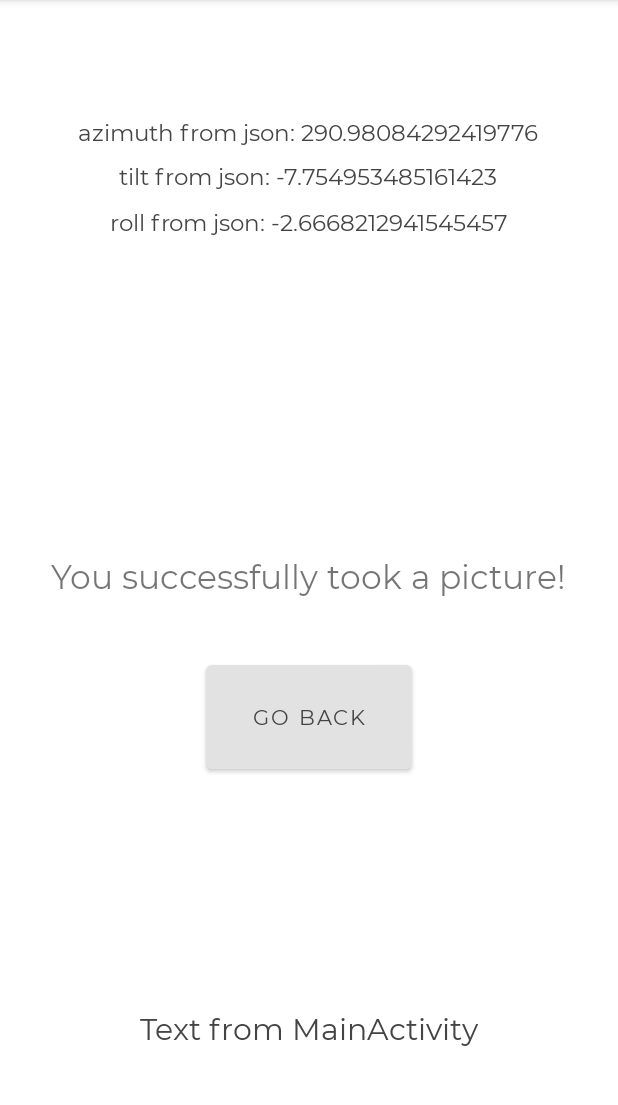
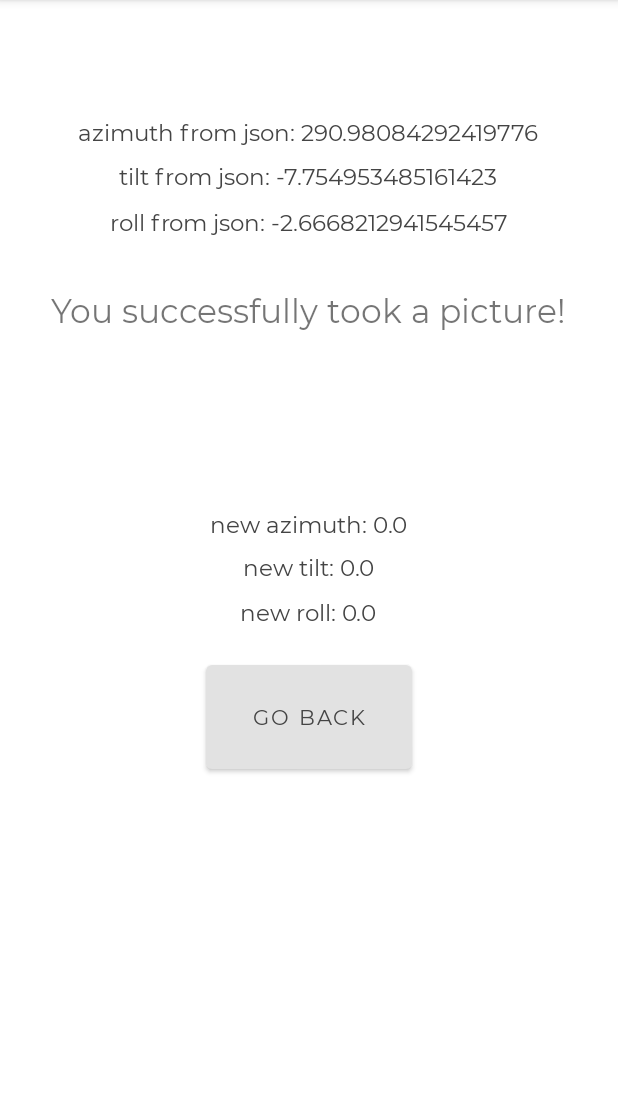
Before and after one commit to Christoffer9612/smapshot-application, an Android app: the CameraActivity screen opened directly, with no data from a screen before it, after a tap on "CAPTURE", on a phone screen of 412 x 824 dp, the part 84-1189 px from its top. Run offline under Robolectric (Android 15) with nearby library versions, the phone set to English and light mode, and no system bars.

Commit message:
Saving new parameters when taking photo

```diff
--- a/app/src/main/java/com/example/mycameraapp/CameraActivity.java
+++ b/app/src/main/java/com/example/mycameraapp/CameraActivity.java
@@ -29,6 +29,10 @@ public class CameraActivity extends MainActivity {
     private String currentPhotoPath;
     private TextView realTimeParams;
     private SensorManager sManager;
+    public static float azimuthValue, tiltValue, rollValue;
+
+    //Storing data to pass from one Activity to another
+    Bundle bundle = new Bundle();
 
     private float[] acc, mags, values = new float[3];
 
@@ -36,6 +40,7 @@ public class CameraActivity extends MainActivity {
     protected void onCreate(Bundle savedInstanceState) {
         super.onCreate(savedInstanceState);
         setContentView(R.layout.activity_camera);
+
         btnGoBack = (Button) findViewById(R.id.btnGoBack);
         btnCapture = (Button) findViewById(R.id.btnCapture);
         frameLayout = (FrameLayout) findViewById(R.id.frameLayout);
@@ -95,6 +100,9 @@ public class CameraActivity extends MainActivity {
                 float pitch = values[1] * 57.2957795f;
                 float roll = values[2] * 57.2957795f;
                 realTimeParams.setText("azimuth = " + azimuth + "\npitch = " + pitch + "\nroll = " + roll);
+                azimuthValue = azimuth; //Store values when taking photo
+                tiltValue = pitch; //Store values when taking photo
+                rollValue = roll; //Store values when taking photo
                 mags = null;
                 acc = null;
             }
@@ -138,7 +146,11 @@ public class CameraActivity extends MainActivity {
     public void takePhoto(View view) {
         if (camera != null) {
             camera.takePicture(null, null, mPictureCallback);
-            openPostPicture(); //Jump to next Activity, where we want to display values from the captured photo
+            //Add your data to bundle
+            bundle.putFloat("azimuth", azimuthValue);
+            bundle.putFloat("tilt", tiltValue);
+            bundle.putFloat("roll", rollValue);
+            openPostPicture(); //Jump to next Activity, displaying values from the captured photo
         }
     }
 
@@ -162,6 +174,10 @@ public class CameraActivity extends MainActivity {
 
     public void openPostPicture() {
         Intent intent = new Intent(this, PostPicActivity.class);
+
+        //Add the bundle to the intent
+        intent.putExtras(bundle);
+
         startActivity(intent);
     }
 
--- a/app/src/main/java/com/example/mycameraapp/MainActivity.java
+++ b/app/src/main/java/com/example/mycameraapp/MainActivity.java
@@ -1,7 +1,6 @@
 package com.example.mycameraapp;
 
 import android.graphics.Color;
-import android.graphics.Typeface;
 import android.os.Bundle;
 import android.widget.Button;
 import android.widget.TextView;
@@ -24,7 +23,6 @@ public class MainActivity extends AppCompatActivity {
 
     private TextView txt; //Text to be updated with the values of az, ro, tilt
     public static TextView azimuth, tilt, roll; //Displaying json-values from json-file
-    public static StringBuffer sb = new StringBuffer("Text from MainActivity"); //static so only one instance is shared
     public static JSONObject jsonObj = null;
     public Button btnTakePhoto, btnLoadJSON;
 
@@ -33,10 +31,6 @@ public class MainActivity extends AppCompatActivity {
     {
         super.onCreate(savedInstanceState);
         setContentView(R.layout.activity_main);
-
-        txt = findViewById(R.id.txt); //Finding the textView in activity_main.xml
-        txt.setText(sb); //Setting textView to StringBuffer's values
-        txt.setTextColor(Color.parseColor("#444444"));
 
         btnTakePhoto = findViewById(R.id.btnTakePhoto);
         btnTakePhoto.setBackgroundColor(Color.parseColor("#E2E2E2"));
--- a/app/src/main/java/com/example/mycameraapp/PostPicActivity.java
+++ b/app/src/main/java/com/example/mycameraapp/PostPicActivity.java
@@ -3,15 +3,16 @@ package com.example.mycameraapp;
 import android.content.Intent;
 import android.graphics.Color;
 import android.os.Bundle;
+import android.util.Log;
 import android.view.View;
 import android.widget.Button;
 import android.widget.TextView;
 
 import org.json.JSONException;
 
-public class PostPicActivity extends MainActivity { //AppCompatActivity makes it run smoother, for now MainActivity. Change in future?
+public class PostPicActivity extends MainActivity { //AppCompatActivity
     private Button btnGoBack;
-    private TextView txtFromMainActivity;
+    private TextView newAzimuth, newTilt, newRoll;
 
     @Override
     protected void onCreate(Bundle savedInstanceState) {
@@ -19,9 +20,12 @@ public class PostPicActivity extends MainActivity { //AppCompatActivity makes it
         super.onCreate(savedInstanceState);
         setContentView(R.layout.activity_postpic);
 
-        txtFromMainActivity = findViewById(R.id.txt);
-        txtFromMainActivity.setTextColor(Color.parseColor("#444444"));
-        txtFromMainActivity.setText(sb);
+        //Get the bundle
+        Bundle bundle = getIntent().getExtras();
+        //Extracting data
+        Float az = bundle.getFloat("azimuth");
+        Float ti = bundle.getFloat("tilt");
+        Float ro = bundle.getFloat("roll");
 
         azimuth = findViewById(R.id.json1);
         azimuth.setTextColor(Color.parseColor("#444444"));
@@ -47,6 +51,18 @@ public class PostPicActivity extends MainActivity { //AppCompatActivity makes it
             e.printStackTrace();
         }
 
+        newAzimuth = findViewById(R.id.newAzimuth);
+        newAzimuth.setTextColor(Color.parseColor("#444444"));
+        newAzimuth.setText("new azimuth: " + String.valueOf(az));
+
+        newTilt = findViewById(R.id.newTilt);
+        newTilt.setTextColor(Color.parseColor("#444444"));
+        newTilt.setText("new tilt: " + String.valueOf(ti));
+
+        newRoll = findViewById(R.id.newRoll);
+        newRoll.setTextColor(Color.parseColor("#444444"));
+        newRoll.setText("new roll: " + String.valueOf(ro));
+
         btnGoBack = (Button) findViewById(R.id.button);
         btnGoBack.setBackgroundColor(Color.parseColor("#E2E2E2"));
         btnGoBack.setTextColor(Color.parseColor("#444444"));
--- a/app/src/main/res/layout/activity_camera.xml
+++ b/app/src/main/res/layout/activity_camera.xml
@@ -23,7 +23,7 @@
         android:layout_width="wrap_content"
         android:layout_height="wrap_content"
         android:text="Placeholder params"
-        android:textSize="20dp" />
+        android:textSize="18dp" />
 
     <Button
         android:id="@+id/btnGoBack"
--- a/app/src/main/res/layout/activity_main.xml
+++ b/app/src/main/res/layout/activity_main.xml
@@ -5,14 +5,6 @@
     android:layout_width="match_parent"
     android:layout_height="match_parent"
     tools:context=".MainActivity">
-
-    <TextView xmlns:android="http://schemas.android.com/apk/res/android"
-        android:id="@+id/textViewToDisplayRotation"
-        android:layout_width="match_parent"
-        android:layout_height="match_parent"
-        android:gravity="center"
-        android:text=""
-        android:textSize="40sp" />
 
     <Button
         android:id="@+id/loadJson"
@@ -27,16 +19,6 @@
         android:layout_marginBottom="332dp"
         android:onClick="getJSONValues"
         android:text="Fetch JSON" />
-
-    <TextView
-        android:id="@+id/txt"
-        android:layout_width="wrap_content"
-        android:layout_height="wrap_content"
-        android:layout_alignParentBottom="true"
-        android:layout_centerHorizontal="true"
-        android:layout_marginBottom="69dp"
-        android:text=""
-        android:textSize="20dp" />
 
     <TextView
         android:id="@+id/azimuth"
--- a/app/src/main/res/layout/activity_postpic.xml
+++ b/app/src/main/res/layout/activity_postpic.xml
@@ -9,7 +9,9 @@
     <TextView
         android:layout_width="wrap_content"
         android:layout_height="wrap_content"
-        android:layout_centerInParent="true"
+        android:layout_alignParentTop="true"
+        android:layout_centerHorizontal="true"
+        android:layout_marginTop="192dp"
         android:text="You successfully took a picture!"
         android:textSize="22dp" />
 
@@ -23,16 +25,6 @@
         android:onClick="openMainActivity"
         android:text="Go back"
         tools:ignore="MissingConstraints" />
-
-    <TextView
-        android:id="@+id/txt"
-        android:layout_width="wrap_content"
-        android:layout_height="wrap_content"
-        android:layout_alignParentBottom="true"
-        android:layout_centerHorizontal="true"
-        android:layout_marginBottom="69dp"
-        android:text=""
-        android:textSize="20dp" />
 
     <TextView
         android:id="@+id/json1"
@@ -64,4 +56,34 @@
         android:text="JSON placeholder 3"
         android:textSize="15dp" />
 
+    <TextView
+        android:id="@+id/newRoll"
+        android:layout_width="wrap_content"
+        android:layout_height="wrap_content"
+        android:layout_alignParentBottom="true"
+        android:layout_centerInParent="true"
+        android:layout_marginBottom="349dp"
+        android:text="new JSON value 3"
+        android:textSize="15dp" />
+
+    <TextView
+        android:id="@+id/newAzimuth"
+        android:layout_width="wrap_content"
+        android:layout_height="wrap_content"
+        android:layout_alignParentBottom="true"
+        android:layout_centerHorizontal="true"
+        android:layout_marginBottom="408dp"
+        android:text="new JSON value 1"
+        android:textSize="15dp" />
+
+    <TextView
+        android:id="@+id/newTilt"
+        android:layout_width="wrap_content"
+        android:layout_height="wrap_content"
+        android:layout_alignParentBottom="true"
+        android:layout_centerHorizontal="true"
+        android:layout_marginBottom="379dp"
+        android:text="new JSON value 2"
+        android:textSize="15dp" />
+
 </RelativeLayout>
```
